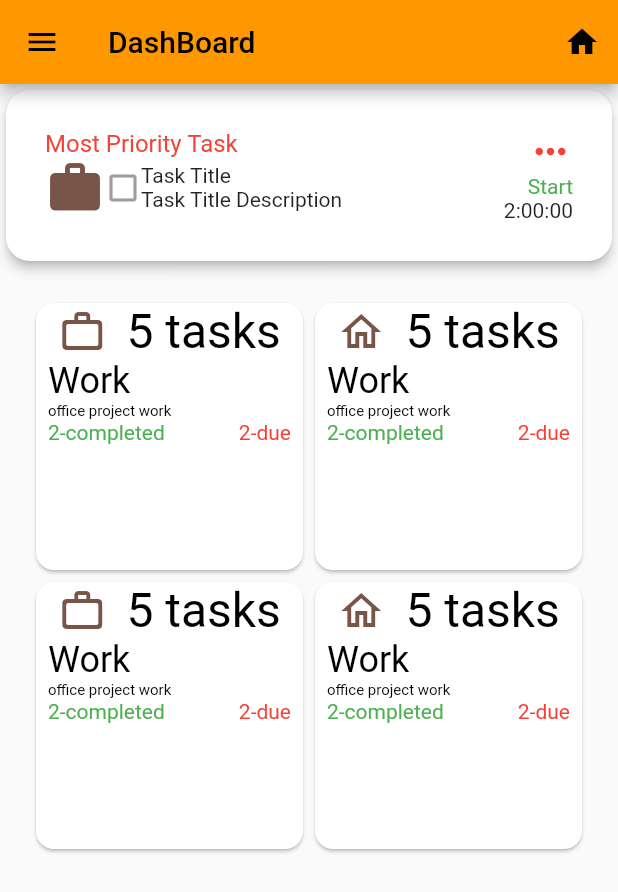
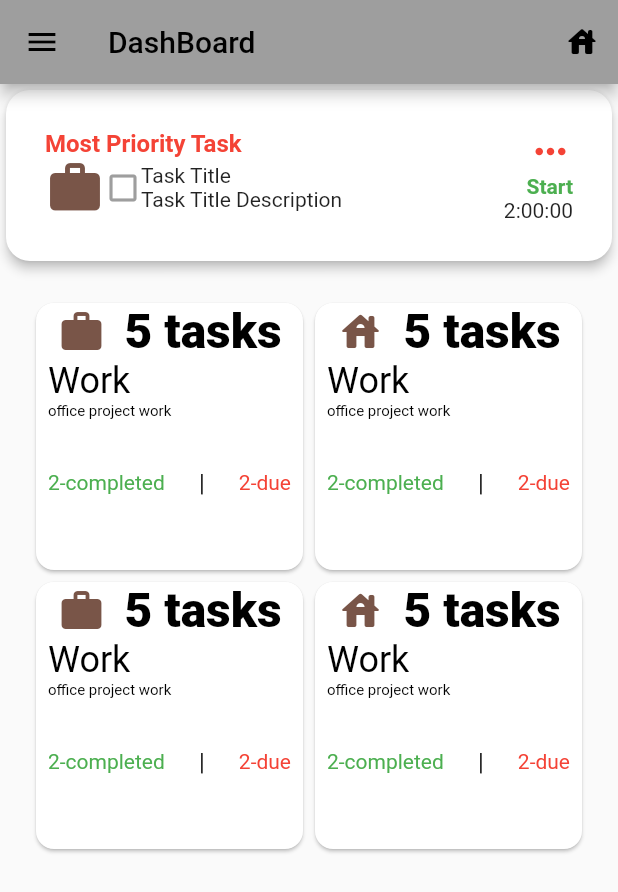
Before and after one commit to lanjAdabA/toDo_dashboard, a Flutter app: the screen it shows after launch, on a phone screen of 412 x 824 dp. Shown: the top 892 px of the screen. Run offline on Flutter 3.47's test engine with Material 2 defaults, Android fonts, the phone set to English and light mode, and no system bars.

Commit message:
some alignment updated

```diff
--- a/todoapp/lib/main.dart
+++ b/todoapp/lib/main.dart
@@ -11,7 +11,7 @@ class MyApp extends StatelessWidget {
   Widget build(BuildContext context) => MaterialApp(
         debugShowCheckedModeBanner: false,
         title: title,
-        theme: ThemeData(primarySwatch: Colors.orange),
+        theme: ThemeData(primarySwatch: Colors.grey),
         home: const MainPage(title: title),
       );
 }
@@ -36,7 +36,7 @@ class _MainPageState extends State<MainPage> {
           title: Text(widget.title),
           leading: const Icon(Icons.menu),
           actions: const [
-            Icon(Icons.home),
+            Icon(Icons.house_rounded),
             Padding(padding: EdgeInsets.only(right: 12))
           ],
         ),
@@ -74,7 +74,10 @@ class _MainPageState extends State<MainPage> {
                 children: [
                   const Text(
                     "Most Priority Task",
-                    style: TextStyle(color: Colors.red, fontSize: 16),
+                    style: TextStyle(
+                        color: Colors.red,
+                        fontSize: 16,
+                        fontWeight: FontWeight.w600),
                   ),
                   Row(
                     mainAxisAlignment: MainAxisAlignment.spaceAround,
@@ -121,7 +124,8 @@ class _MainPageState extends State<MainPage> {
                   ),
                   Text(
                     "Start",
-                    style: TextStyle(color: Colors.green),
+                    style: TextStyle(
+                        color: Colors.green, fontWeight: FontWeight.w700),
                   ),
                   Text("2:00:00"),
                 ],
@@ -143,13 +147,16 @@ class _MainPageState extends State<MainPage> {
                   mainAxisAlignment: MainAxisAlignment.spaceAround,
                   children: const [
                     Icon(
-                      Icons.work_outline_rounded,
+                      Icons.work_rounded,
                       size: 32,
                       color: Colors.brown,
                     ),
                     Text(
                       "5 tasks",
-                      style: TextStyle(color: Colors.black, fontSize: 32),
+                      style: TextStyle(
+                          color: Colors.black,
+                          fontSize: 32,
+                          fontWeight: FontWeight.w800),
                     ),
                   ],
                 ),
@@ -161,12 +168,17 @@ class _MainPageState extends State<MainPage> {
                         style: TextStyle(color: Colors.black, fontSize: 24)),
                     const Text("office project work",
                         style: TextStyle(color: Colors.black, fontSize: 10)),
+                    const Text(""),
+                    const Text(""),
                     Row(
                       mainAxisAlignment: MainAxisAlignment.spaceBetween,
                       children: const [
                         Text("2-completed",
                             style:
                                 TextStyle(color: Colors.green, fontSize: 14)),
+                        Text("|",
+                            style:
+                                TextStyle(color: Colors.black, fontSize: 16)),
                         Text("2-due",
                             style: TextStyle(color: Colors.red, fontSize: 14)),
                       ],
@@ -189,13 +201,16 @@ class _MainPageState extends State<MainPage> {
                   mainAxisAlignment: MainAxisAlignment.spaceAround,
                   children: const [
                     Icon(
-                      Icons.home_outlined,
+                      Icons.house_rounded,
                       size: 32,
                       color: Colors.brown,
                     ),
                     Text(
                       "5 tasks",
-                      style: TextStyle(color: Colors.black, fontSize: 32),
+                      style: TextStyle(
+                          color: Colors.black,
+                          fontSize: 32,
+                          fontWeight: FontWeight.w800),
                     ),
                   ],
                 ),
@@ -207,12 +222,17 @@ class _MainPageState extends State<MainPage> {
                         style: TextStyle(color: Colors.black, fontSize: 24)),
                     const Text("office project work",
                         style: TextStyle(color: Colors.black, fontSize: 10)),
+                    const Text(""),
+                    const Text(""),
                     Row(
                       mainAxisAlignment: MainAxisAlignment.spaceBetween,
                       children: const [
                         Text("2-completed",
                             style:
                                 TextStyle(color: Colors.green, fontSize: 14)),
+                        Text("|",
+                            style:
+                                TextStyle(color: Colors.black, fontSize: 16)),
                         Text("2-due",
                             style: TextStyle(color: Colors.red, fontSize: 14)),
                       ],
```
